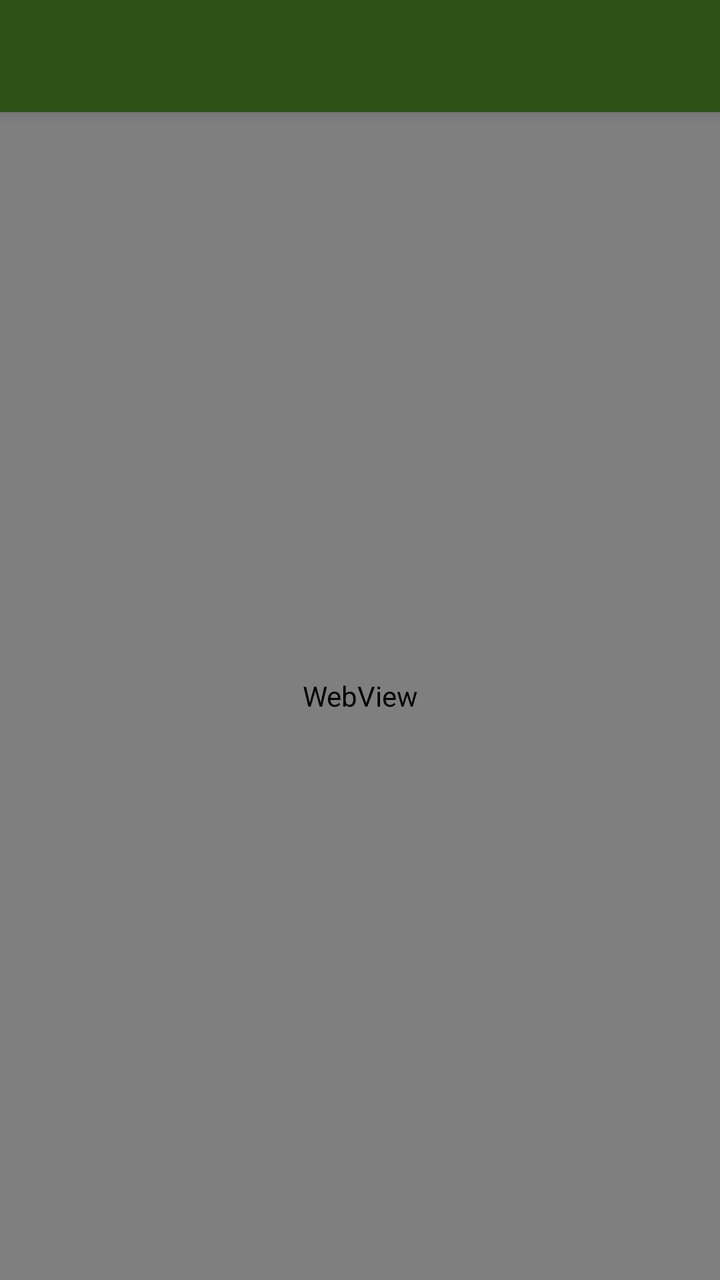
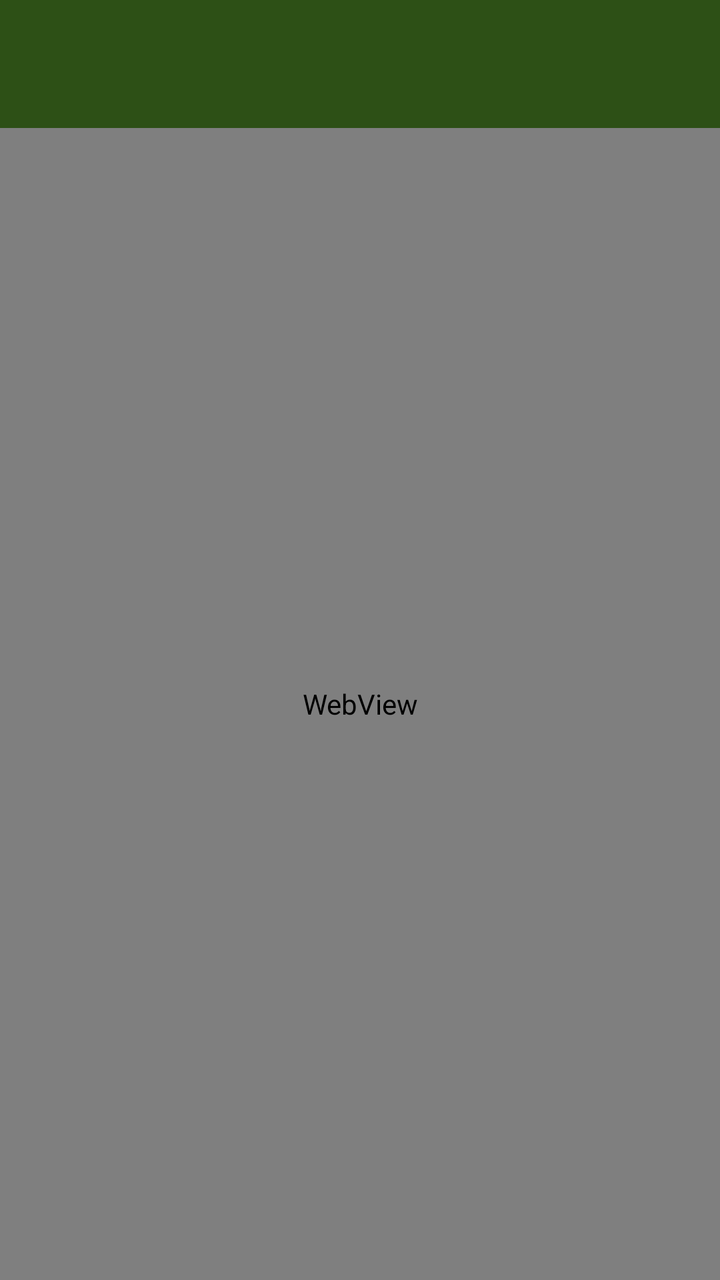

Before-and-after screenshots of an Android layout around one commit, followed by the original layout XML and the change that was made.
<!-- AndroidManifest.xml: application theme Theme.HundeWildnis -->
<!-- res/layout/activity_content.xml -->
<?xml version="1.0" encoding="utf-8"?>
<androidx.coordinatorlayout.widget.CoordinatorLayout
    xmlns:android="http://schemas.android.com/apk/res/android"
    xmlns:app="http://schemas.android.com/apk/res-auto"
    android:layout_width="match_parent"
    android:layout_height="match_parent">

    <com.google.android.material.appbar.AppBarLayout
        android:layout_width="match_parent"
        android:layout_height="wrap_content"
        android:fitsSystemWindows="true">

        <androidx.appcompat.widget.Toolbar
            android:id="@+id/toolbar"
            android:layout_width="match_parent"
            android:layout_height="?attr/actionBarSize"
            android:background="#2d5016"
            app:titleTextColor="#FFFFFF"
            app:popupTheme="@style/ThemeOverlay.AppCompat.Light" />
    </com.google.android.material.appbar.AppBarLayout>

    <FrameLayout
        android:layout_width="match_parent"
        android:layout_height="match_parent"
        app:layout_behavior="@string/appbar_scrolling_view_behavior">

        <WebView
            android:id="@+id/webView"
            android:layout_width="match_parent"
            android:layout_height="match_parent" />

        <ProgressBar
            android:id="@+id/progressBar"
            android:layout_width="wrap_content"
            android:layout_height="wrap_content"
            android:layout_gravity="center"
            android:visibility="gone" />
    </FrameLayout>
</androidx.coordinatorlayout.widget.CoordinatorLayout>
<!-- resources referenced by this layout -->
<resources>
  <style name="Theme.HundeWildnis" parent="Theme.MaterialComponents.DayNight.NoActionBar">
          <item name="colorPrimary">#2d5016</item>
          <item name="colorPrimaryVariant">#1a3009</item>
          <item name="colorOnPrimary">#FFFFFF</item>
          <item name="colorSecondary">#6b8e4e</item>
          <item name="colorSecondaryVariant">#4a6135</item>
          <item name="colorOnSecondary">#FFFFFF</item>
          <item name="android:statusBarColor">?attr/colorPrimaryVariant</item>
  
          
          <item name="actionMenuTextColor">#FFFFFF</item>
      </style>
</resources>

<!-- the commit's change to res/layout/activity_content.xml (unified diff, before → after) -->
@@ -3,7 +3,8 @@
     xmlns:android="http://schemas.android.com/apk/res/android"
     xmlns:app="http://schemas.android.com/apk/res-auto"
     android:layout_width="match_parent"
-    android:layout_height="match_parent">
+    android:layout_height="match_parent"
+    android:fitsSystemWindows="true">
 
     <com.google.android.material.appbar.AppBarLayout
         android:layout_width="match_parent"
<!-- resource entries referenced after the edit -->
@@ -1,6 +1,7 @@
 <!-- resources referenced by this layout -->
 <resources>
-  <style name="Theme.HundeWildnis" parent="Theme.MaterialComponents.DayNight.NoActionBar">
+  <style name="Theme.HundeWildnis" parent="Base.Theme.HundeWildnis" />
+  <style name="Base.Theme.HundeWildnis" parent="Theme.Material3.Dark.NoActionBar">
           <item name="colorPrimary">#2d5016</item>
           <item name="colorPrimaryVariant">#1a3009</item>
           <item name="colorOnPrimary">#FFFFFF</item>
@@ -9,6 +10,12 @@
           <item name="colorOnSecondary">#FFFFFF</item>
           <item name="android:statusBarColor">?attr/colorPrimaryVariant</item>
   
+          <item name="android:navigationBarColor">@android:color/transparent</item>
+          <item name="android:windowLightStatusBar">false</item>
+          <item name="android:windowLightNavigationBar">false</item>
+          <item name="android:enforceNavigationBarContrast" tools:targetApi="q">false</item>
+          <item name="android:enforceStatusBarContrast" tools:targetApi="q">false</item>
+  
           
           <item name="actionMenuTextColor">#FFFFFF</item>
       </style>
